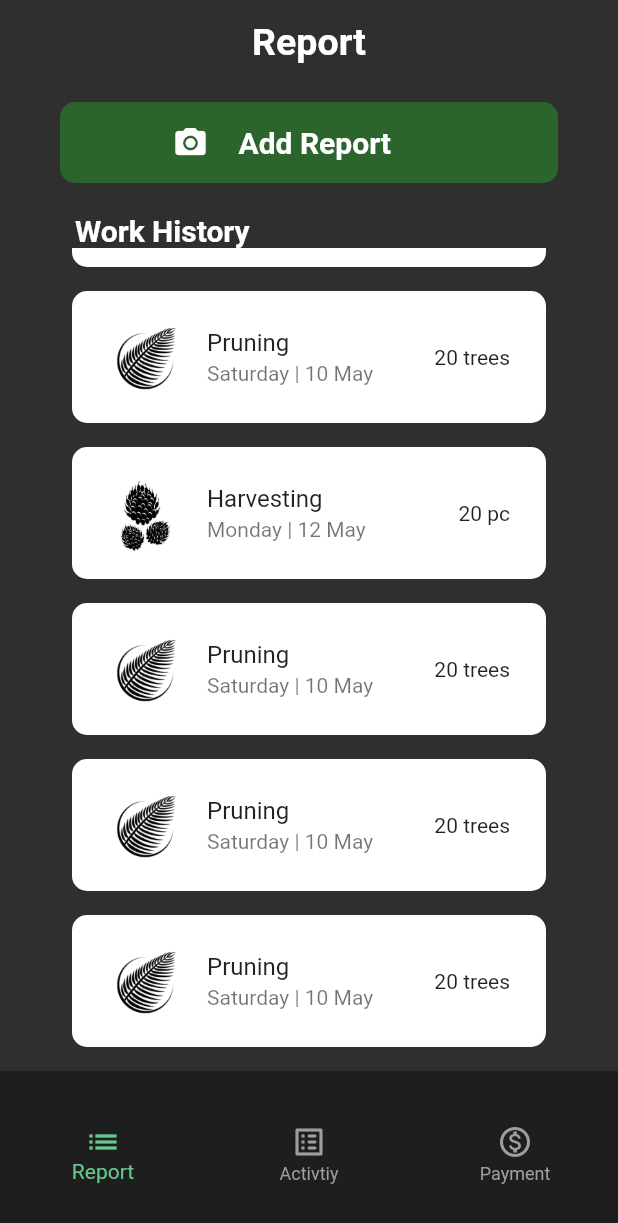
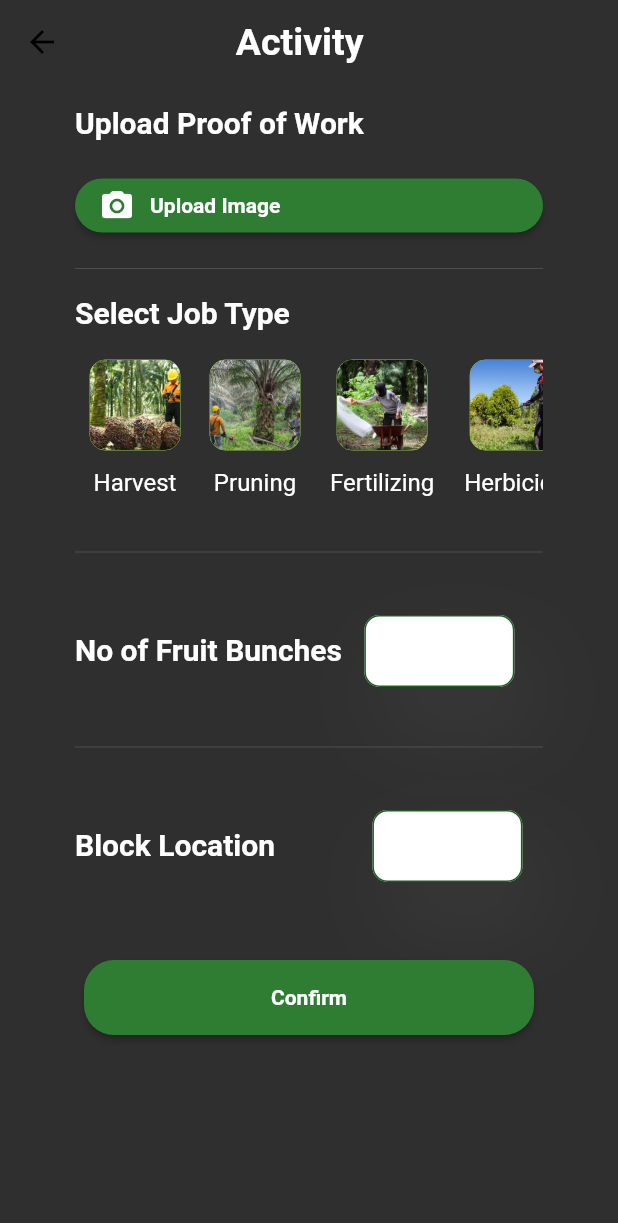
Before and after one commit to FirdausKhamid/kebun_employee_app, a Flutter app: the screen it shows after launch, scrolled down 83 dp, after a tap on "Add Report", on a phone screen of 412 x 824 dp. Shown: the top 1223 px of the screen. Run offline on Flutter 3.47's test engine with Material 2 defaults, Android fonts, the light colour scheme and no system bars; our stand-ins replace google_fonts.

Commit message:
localize activity image and added form for report

```diff
--- /dev/null
+++ b/lib/bricks/Widgets Example/email_text_field.dart
@@ -0,0 +1,75 @@
+import 'package:flutter/material.dart';
+
+class EmailInputFb1 extends StatelessWidget {
+  final TextEditingController inputController;
+  const EmailInputFb1({Key? key,required this.inputController}) : super(key: key);
+
+
+  @override
+  Widget build(BuildContext context) {
+    const primaryColor = Color(0xff4338CA);
+    const secondaryColor = Color(0xff6D28D9);
+    const accentColor = Color(0xffffffff);
+    const backgroundColor = Color(0xffffffff);
+    const errorColor = Color(0xffEF4444);
+
+    return Column(
+        crossAxisAlignment: CrossAxisAlignment.start,
+        children: [
+          Text(
+            "Email",
+            style: TextStyle(
+                fontSize: 14,
+                fontWeight: FontWeight.normal,
+                color: Colors.white.withOpacity(.9)),
+          ),
+          const SizedBox(
+            height: 8,
+          ),
+          Container(
+            height: 50,
+            decoration: BoxDecoration(boxShadow: [
+              BoxShadow(
+                  offset: const Offset(12, 26),
+                  blurRadius: 50,
+                  spreadRadius: 0,
+                  color: Colors.grey.withOpacity(.1)),
+            ]),
+            child: TextField(
+              controller: inputController,
+              onChanged: (value) {
+                //Do something wi
+              },
+              keyboardType: TextInputType.emailAddress,
+              style: const TextStyle(fontSize: 14, color: Colors.black),
+              decoration: InputDecoration(
+                // prefixIcon: Icon(Icons.email),
+                filled: true,
+                fillColor: accentColor,
+                hintText: 'Enter your email',
+                hintStyle: TextStyle(color: Colors.grey.withOpacity(.75)),
+                contentPadding:
+                    const EdgeInsets.symmetric(vertical: 0.0, horizontal: 20.0),
+                border: const OutlineInputBorder(
+                  borderSide: BorderSide(color: primaryColor, width: 1.0),
+                  borderRadius: BorderRadius.all(Radius.circular(10.0)),
+                ),
+                focusedBorder: const OutlineInputBorder(
+                  borderSide: BorderSide(color: secondaryColor, width: 1.0),
+                  borderRadius: BorderRadius.all(Radius.circular(10.0)),
+                ),
+               errorBorder:const OutlineInputBorder(
+                  borderSide: BorderSide(color: errorColor, width: 1.0),
+                  borderRadius: BorderRadius.all(Radius.circular(10.0)),
+                ) ,
+                enabledBorder: const OutlineInputBorder(
+                  borderSide: BorderSide(color: primaryColor, width: 1.0),
+                  borderRadius: BorderRadius.all(Radius.circular(10.0)),
+                ),
+              ),
+            ),
+          ),
+        ],
+    );
+  }
+}
--- /dev/null
+++ b/lib/bricks/Widgets Example/email_text_field_copy.dart
@@ -0,0 +1,75 @@
+import 'package:flutter/material.dart';
+
+class EmailInputFb1 extends StatelessWidget {
+  final TextEditingController inputController;
+  const EmailInputFb1({Key? key, required this.inputController})
+      : super(key: key);
+
+  @override
+  Widget build(BuildContext context) {
+    const primaryColor = Color.fromRGBO(27, 94, 32, 1);
+    const secondaryColor = Color.fromRGBO(27, 94, 32, 1);
+    const accentColor = Color(0xffffffff);
+    const backgroundColor = Color(0xffffffff);
+    const errorColor = Color.fromRGBO(27, 94, 32, 1);
+
+    return Column(
+      crossAxisAlignment: CrossAxisAlignment.start,
+      children: [
+        Text(
+          "",
+          style: TextStyle(
+              fontSize: 14,
+              fontWeight: FontWeight.normal,
+              color: Colors.white.withOpacity(.9)),
+        ),
+        const SizedBox(
+          height: 8,
+        ),
+        Container(
+          height: 50,
+          decoration: BoxDecoration(boxShadow: [
+            BoxShadow(
+                offset: const Offset(12, 26),
+                blurRadius: 50,
+                spreadRadius: 0,
+                color: Colors.grey.withOpacity(.1)),
+          ]),
+          child: TextField(
+            controller: inputController,
+            onChanged: (value) {
+              //Do something wi
+            },
+            keyboardType: TextInputType.emailAddress,
+            style: const TextStyle(fontSize: 14, color: Colors.black),
+            decoration: InputDecoration(
+              // prefixIcon: Icon(Icons.email),
+              filled: true,
+              fillColor: accentColor,
+              hintText: '',
+              hintStyle: TextStyle(color: Colors.grey.withOpacity(.75)),
+              contentPadding:
+                  const EdgeInsets.symmetric(vertical: 0.0, horizontal: 20.0),
+              border: const OutlineInputBorder(
+                borderSide: BorderSide(color: primaryColor, width: 1.0),
+                borderRadius: BorderRadius.all(Radius.circular(10.0)),
+              ),
+              focusedBorder: const OutlineInputBorder(
+                borderSide: BorderSide(color: secondaryColor, width: 1.0),
+                borderRadius: BorderRadius.all(Radius.circular(10.0)),
+              ),
+              errorBorder: const OutlineInputBorder(
+                borderSide: BorderSide(color: errorColor, width: 1.0),
+                borderRadius: BorderRadius.all(Radius.circular(10.0)),
+              ),
+              enabledBorder: const OutlineInputBorder(
+                borderSide: BorderSide(color: primaryColor, width: 1.0),
+                borderRadius: BorderRadius.all(Radius.circular(10.0)),
+              ),
+            ),
+          ),
+        ),
+      ],
+    );
+  }
+}
--- a/lib/bricks/Widgets Example/promo_card.dart
+++ b/lib/bricks/Widgets Example/promo_card.dart
@@ -20,7 +20,7 @@
           ClipRRect(
             // Radius
             borderRadius: BorderRadius.circular(20),
-            child: Image.network(
+            child: Image.asset(
               imageUrl,
               fit: BoxFit.cover,
               width: MediaQuery.of(context).size.width,
--- /dev/null
+++ b/lib/general-widget/item_list_widget.dart
@@ -0,0 +1,145 @@
+import 'package:flutter/material.dart';
+
+class CategoriesListMallika1 extends StatefulWidget {
+  const CategoriesListMallika1({Key? key}) : super(key: key);
+
+  @override
+  State<CategoriesListMallika1> createState() => _CategoriesListMallika1State();
+}
+
+class _CategoriesListMallika1State extends State<CategoriesListMallika1> {
+  @override
+  List<int> selectedItems = [];
+
+  Widget build(BuildContext context) {
+    return SizedBox(
+      height: 130,
+      child: ListView(
+        scrollDirection: Axis.horizontal,
+        children: [
+          CategoryCardMallika1(
+            title: "Harvest",
+            image: "assets/harvest_activity.png",
+            onTap: () {
+              setState(() {
+                if (selectedItems.contains(0)) {
+                  selectedItems.remove(0);
+                } else {
+                  selectedItems.add(0);
+                }
+              });
+            },
+            selected: selectedItems.contains(0),
+          ),
+          CategoryCardMallika1(
+            title: "Pruning",
+            image: "assets/pruning_activity.jpeg",
+            onTap: () {
+              setState(() {
+                if (selectedItems.contains(1)) {
+                  selectedItems.remove(1);
+                } else {
+                  selectedItems.add(1);
+                }
+              });
+            },
+            selected: selectedItems.contains(1),
+          ),
+          CategoryCardMallika1(
+            title: "Fertilizing",
+            image: "assets/activity_fertilize.jpeg",
+            onTap: () {
+              setState(() {
+                if (selectedItems.contains(2)) {
+                  selectedItems.remove(2);
+                } else {
+                  selectedItems.add(2);
+                }
+              });
+            },
+            selected: selectedItems.contains(2),
+          ),
+          CategoryCardMallika1(
+            title: "Herbicide",
+            image: "assets/herbicide_activity.png",
+            onTap: () {
+              setState(() {
+                if (selectedItems.contains(3)) {
+                  selectedItems.remove(3);
+                } else {
+                  selectedItems.add(3);
+                }
+              });
+            },
+            selected: selectedItems.contains(3),
+          ),
+          CategoryCardMallika1(
+            title: "Roadfix",
+            image: "assets/roadfix_activity.png",
+            onTap: () {
+              setState(() {
+                if (selectedItems.contains(4)) {
+                  selectedItems.remove(4);
+                } else {
+                  selectedItems.add(4);
+                }
+              });
+            },
+            selected: selectedItems.contains(4),
+          ),
+        ],
+      ),
+    );
+  }
+}
+
+class CategoryCardMallika1 extends StatelessWidget {
+  final String title;
+  final String image;
+  final Function() onTap;
+  final bool selected;
+  const CategoryCardMallika1(
+      {required this.title,
+      required this.image,
+      required this.onTap,
+      this.selected = false,
+      Key? key})
+      : super(key: key);
+
+  @override
+  Widget build(BuildContext context) {
+    return Padding(
+      padding: const EdgeInsets.all(10),
+      child: GestureDetector(
+        onTap: onTap,
+        child: Column(
+          children: [
+            Container(
+              decoration: BoxDecoration(
+                  border: Border.all(
+                      width: selected ? 2 : 0, color: Colors.lightGreen),
+                  borderRadius: BorderRadius.circular(10)),
+              child: ClipRRect(
+                borderRadius: BorderRadius.circular(10),
+                child: Image.asset(
+                  image,
+                  width: 60,
+                  height: 60,
+                  fit: BoxFit.cover,
+                ),
+              ),
+            ),
+            const SizedBox(
+              height: 12.5,
+            ),
+            Text(
+              title,
+              style: TextStyle(
+                  fontSize: 16, color: selected ? Colors.white : Colors.white),
+            ),
+          ],
+        ),
+      ),
+    );
+  }
+}
--- a/lib/screens/activity/activity_screen.dart
+++ b/lib/screens/activity/activity_screen.dart
@@ -42,32 +42,28 @@
               padding: const EdgeInsets.all(12),
               child: ImageCard(
                 text: 'Fertilization',
-                imageUrl:
-                    'https://live.staticflickr.com/4303/35496429643_748bd30fc8_b.jpg',
+                imageUrl: 'assets/activity_fertilize.jpeg',
               ),
             ),
             Padding(
               padding: const EdgeInsets.all(12),
               child: ImageCard(
                 text: 'Herbicide',
-                imageUrl:
-                    'https://sodsolutions.com/wp-content/uploads/2021/09/man-spraying-herbicide-on-weeds-1024x576.jpg',
+                imageUrl: 'assets/herbicide_activity.jpeg',
               ),
             ),
             Padding(
               padding: const EdgeInsets.all(12),
               child: ImageCard(
                 text: 'Pruning',
-                imageUrl:
-                    'https://www.hb.com.my/vi-content/uploads/2017/06/pruning.jpg',
+                imageUrl: 'assets/pruning_activity.jpeg',
               ),
             ),
             Padding(
               padding: const EdgeInsets.all(12),
               child: ImageCard(
                 text: 'Road Maintenance',
-                imageUrl:
-                    'https://www.truegridpaver.com/wp-content/uploads/2021/01/muddy-road.png',
+                imageUrl: 'assets/roadfix_activity.png',
               ),
             ),
             InkWell(
@@ -75,8 +71,7 @@
                 padding: const EdgeInsets.all(12),
                 child: ImageCard(
                   text: 'Harvest',
-                  imageUrl:
-                      'https://www.asianagri.com/wp-content/uploads/2018/04/technology-in-oil-palm-plantation.png',
+                  imageUrl: 'assets/harvest_activity.png',
                 ),
               ),
               onTap: () {
--- /dev/null
+++ b/lib/screens/report/insert_item_details.dart
@@ -0,0 +1,252 @@
+import 'package:flutter/material.dart';
+import 'package:intl/intl.dart';
+import 'package:kebun_employee_app/general-widget/item_list_widget.dart';
+
+import '../../bricks/Widgets Example/email_text_field_copy.dart';
+
+class InsertDetails extends StatefulWidget {
+  const InsertDetails({super.key, required String title});
+
+  @override
+  State<InsertDetails> createState() => _InsertDetailsState();
+}
+
+class _InsertDetailsState extends State<InsertDetails> {
+  List<String> _selectedItems = [];
+  List<String> _items = ['Item 1', 'Item 2', 'Item 3', 'Item 4', 'Item 5'];
+
+  void _onDropDownItemSelected(String? selectedItem) {
+    if (selectedItem != null) {
+      setState(() {
+        if (_selectedItems.contains(selectedItem)) {
+          _selectedItems.remove(selectedItem);
+        } else {
+          _selectedItems.add(selectedItem);
+        }
+      });
+    }
+  }
+
+  DateTime? _selectedDate;
+  TimeOfDay? _selectedTime;
+
+  Future<void> _selectDateAndTime() async {
+    final DateTime? pickedDate = await showDatePicker(
+      context: context,
+      initialDate: DateTime.now(),
+      firstDate: DateTime.now(),
+      lastDate: DateTime.now().add(const Duration(days: 365)),
+    );
+    if (pickedDate != null) {
+      final TimeOfDay? pickedTime = await showTimePicker(
+        context: context,
+        initialTime: TimeOfDay.now(),
+      );
+      if (pickedTime != null) {
+        setState(() {
+          _selectedDate = pickedDate;
+          _selectedTime = pickedTime;
+        });
+      }
+    }
+  }
+
+  @override
+  Widget build(BuildContext context) {
+    return Scaffold(
+        backgroundColor: Color.fromARGB(255, 47, 47, 47),
+        appBar: PreferredSize(
+            preferredSize: const Size.fromHeight(60),
+            child: AppBar(
+              backgroundColor: Color.fromARGB(255, 47, 47, 47),
+              elevation: 0,
+              centerTitle: false,
+              title: Center(
+                child: Column(
+                  mainAxisAlignment: MainAxisAlignment.end,
+                  crossAxisAlignment: CrossAxisAlignment.start,
+                  children: const [
+                    Text(
+                      'Activity           ',
+                      style: TextStyle(
+                        color: Colors.white,
+                        fontSize: 25,
+                        fontWeight: FontWeight.bold,
+                      ),
+                    ),
+                  ],
+                ),
+              ),
+            )),
+        body: SingleChildScrollView(
+          child: Center(
+            child: Column(
+              children: [
+                Container(
+                  alignment: AlignmentDirectional.centerStart,
+                  padding:
+                      const EdgeInsets.symmetric(horizontal: 50, vertical: 10),
+                  child: Text(
+                    'Upload Proof of Work',
+                    style: TextStyle(
+                      color: Colors.white,
+                      fontSize: 20,
+                      fontWeight: FontWeight.bold,
+                    ),
+                  ),
+                ),
+                Padding(
+                    padding: const EdgeInsets.symmetric(
+                        horizontal: 50, vertical: 10),
+                    child: ElevatedButton(
+                      style: ElevatedButton.styleFrom(
+                        backgroundColor: Color.fromRGBO(46, 125, 50, 1),
+                        shape: RoundedRectangleBorder(
+                          borderRadius: BorderRadius.circular(20),
+                        ),
+                      ),
+                      child: Row(children: [
+                        Icon(
+                          Icons.camera_alt_rounded,
+                          color: Colors.white,
+                        ),
+                        SizedBox(width: 10),
+                        Text(
+                          'Upload Image',
+                          style: TextStyle(
+                              color: Colors.white, fontWeight: FontWeight.bold),
+                          textAlign: TextAlign.center,
+                        ),
+                      ]),
+                      onPressed: () {},
+                    )),
+                Padding(
+                  padding: const EdgeInsets.only(left: 50, right: 50),
+                  child: Divider(
+                    color: Colors.white,
+                    thickness: 0.1,
+                  ),
+                ),
+                Container(
+                  alignment: AlignmentDirectional.centerStart,
+                  padding:
+                      const EdgeInsets.symmetric(horizontal: 50, vertical: 10),
+                  child: const Text(
+                    'Select Job Type',
+                    style: TextStyle(
+                      color: Colors.white,
+                      fontSize: 20,
+                      fontWeight: FontWeight.bold,
+                    ),
+                  ),
+                ),
+                const Padding(
+                  padding: EdgeInsets.symmetric(horizontal: 50, vertical: 0),
+                  child: CategoriesListMallika1(),
+                ),
+                //Dimension
+                Padding(
+                  padding: const EdgeInsets.only(left: 50, right: 50),
+                  child: Divider(
+                    color: Colors.white,
+                    thickness: 0.1,
+                  ),
+                ),
+                Container(
+                  alignment: AlignmentDirectional.centerStart,
+                  padding:
+                      const EdgeInsets.symmetric(horizontal: 50, vertical: 10),
+                  child: Row(
+                    children: [
+                      const Text(
+                        'No of Fruit Bunches   ',
+                        style: TextStyle(
+                          color: Colors.white,
+                          fontSize: 20,
+                          fontWeight: FontWeight.bold,
+                        ),
+                      ),
+                      Padding(
+                        padding: const EdgeInsets.only(bottom: 20),
+                        child: SizedBox(
+                            width: 100,
+                            child: EmailInputFb1(
+                                inputController: TextEditingController())),
+                      ),
+                    ],
+                  ),
+                ),
+                Padding(
+                  padding: const EdgeInsets.only(left: 50, right: 50),
+                  child: Divider(
+                    color: Colors.white,
+                    thickness: 0.1,
+                  ),
+                ),
+
+                //Length, Width, Height TextForm
+                Container(
+                  padding:
+                      const EdgeInsets.symmetric(horizontal: 50, vertical: 10),
+                  child: Column(
+                    crossAxisAlignment: CrossAxisAlignment.start,
+                    children: [
+                      SizedBox(width: 10),
+                      Row(
+                        children: [
+                          Text(
+                            'Block Location   ',
+                            style: TextStyle(
+                              color: Colors.white,
+                              fontSize: 20,
+                              fontWeight: FontWeight.bold,
+                            ),
+                          ),
+                          SizedBox(width: 50),
+                          Padding(
+                            padding: const EdgeInsets.only(bottom: 20),
+                            child: SizedBox(
+                                width: 100,
+                                child: EmailInputFb1(
+                                  inputController: TextEditingController(),
+                                )),
+                          ),
+                        ],
+                      ),
+                    ],
+                  ),
+                ),
+
+                SizedBox(height: 20),
+                Padding(
+                  padding: const EdgeInsets.only(bottom: 10),
+                  child: SizedBox(
+                    height: 50,
+                    width: 300,
+                    child: ElevatedButton(
+                      style: ElevatedButton.styleFrom(
+                        backgroundColor: Color.fromRGBO(46, 125, 50, 1),
+                        shape: RoundedRectangleBorder(
+                          borderRadius: BorderRadius.circular(20),
+                        ),
+                      ),
+                      child: const Text(
+                        'Confirm',
+                        style: TextStyle(
+                            color: Colors.white, fontWeight: FontWeight.bold),
+                      ),
+                      onPressed: () {
+                        // Navigator.push(
+                        //   context,
+                        //   MaterialPageRoute(builder: (context) => FindDriver()),
+                        // );
+                      },
+                    ),
+                  ),
+                ),
+              ],
+            ),
+          ),
+        ));
+  }
+}
--- a/lib/screens/report/report.dart
+++ b/lib/screens/report/report.dart
@@ -1,5 +1,6 @@
 import 'package:flutter/material.dart';
 import 'package:kebun_employee_app/bricks/Widgets%20Example/gradient_button_rounded.dart';
+import 'package:kebun_employee_app/screens/report/insert_item_details.dart';
 
 class Report extends StatelessWidget {
   const Report({super.key});
@@ -39,7 +40,15 @@
             children: [
               GradientButtonFb4(
                 text: "Add Report",
-                onPressed: () {},
+                onPressed: () {
+                  Navigator.push(
+                    context,
+                    MaterialPageRoute(
+                        builder: (context) => InsertDetails(
+                              title: '',
+                            )),
+                  );
+                },
               ),
               const SizedBox(
                 height: 20,
--- a/pubspec.yaml
+++ b/pubspec.yaml
@@ -36,6 +36,8 @@
   # Use with the CupertinoIcons class for iOS style icons.
   cupertino_icons: ^1.0.2
   google_fonts: ^4.0.4
+  intl: ^0.18.1
+  image_picker: ^0.8.7+5
 
 dev_dependencies:
   flutter_test:
```
Also changed, not shown: assets/activity_fertilize.jpeg (added), assets/harvest_activity.png (added), assets/herbicide_activity.jpeg (added), assets/pruning_activity.jpeg (added), assets/roadfix_activity.png (added), pubspec.lock, 1 other file.
